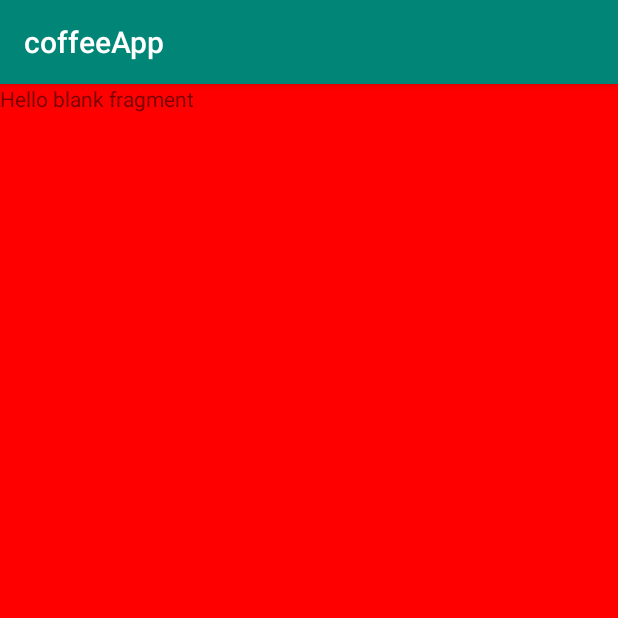
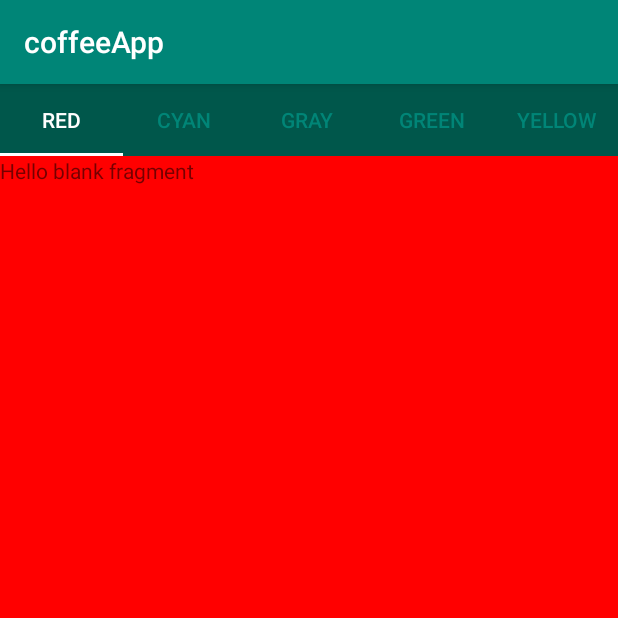
Before and after one commit to yeonyang9421/CoffeeApp, an Android app: the ViewPagerActivity screen opened directly, with no data from a screen before it, on a phone screen of 412 x 824 dp, the top half of it. Run offline under Robolectric (Android 15) with nearby library versions, the phone set to English and light mode, and no system bars.

Commit message:
16일차 TabLayout

```diff
--- a/app/src/main/java/kr/co/woobi/imyeon/coffeeapp/activities/ViewPagerActivity.java
+++ b/app/src/main/java/kr/co/woobi/imyeon/coffeeapp/activities/ViewPagerActivity.java
@@ -1,6 +1,8 @@
 package kr.co.woobi.imyeon.coffeeapp.activities;
 
 import android.graphics.Color;
+import android.support.annotation.Nullable;
+import android.support.design.widget.TabLayout;
 import android.support.v4.app.Fragment;
 import android.support.v4.app.FragmentManager;
 import android.support.v4.app.FragmentPagerAdapter;
@@ -16,6 +18,7 @@ import kr.co.woobi.imyeon.coffeeapp.fragments.ColorFragment;
 public class ViewPagerActivity extends AppCompatActivity {
 
     private ViewPager mViewPager;
+    private TabLayout mTabLayout;
 
     @Override
     protected void onCreate(Bundle savedInstanceState) {
@@ -23,8 +26,12 @@ public class ViewPagerActivity extends AppCompatActivity {
         setContentView(R.layout.activity_view_pager);
 
         mViewPager=findViewById(R.id.pager);
+        mTabLayout=findViewById(R.id.tab);
+
         MyPagerApdapter adapter=new MyPagerApdapter(getSupportFragmentManager());
         mViewPager.setAdapter(adapter);
+
+        mTabLayout.setupWithViewPager(mViewPager);
 
     }
 
@@ -54,5 +61,24 @@ public class ViewPagerActivity extends AppCompatActivity {
         public int getCount() {
             return 5;
         }
+
+        //제목 표시
+        @Nullable
+        @Override
+        public CharSequence getPageTitle(int position) {
+            switch (position){
+                case 0:
+                    return "RED";
+                case 1:
+                    return "CYAN";
+                case 2:
+                    return "GRAY";
+                case 3:
+                    return "GREEN";
+                case 4:
+                    return "YELLOW";
+            }
+            return  null;
+        }
     }
 }
--- a/app/src/main/res/layout/activity_view_pager.xml
+++ b/app/src/main/res/layout/activity_view_pager.xml
@@ -4,7 +4,17 @@
     xmlns:tools="http://schemas.android.com/tools"
     android:layout_width="match_parent"
     android:layout_height="match_parent"
-    tools:context=".activities.ViewPagerActivity">
+    tools:context=".activities.ViewPagerActivity"
+    android:orientation="vertical">
+
+    <android.support.design.widget.TabLayout
+        android:id="@+id/tab"
+        android:layout_width="match_parent"
+        android:layout_height="wrap_content"
+        android:background="@color/colorPrimaryDark"
+        app:tabIndicatorColor="@android:color/background_light"
+        app:tabSelectedTextColor="@android:color/background_light"
+        app:tabTextColor="@color/colorPrimary" />
 
     <android.support.v4.view.ViewPager
         android:id="@+id/pager"
```
